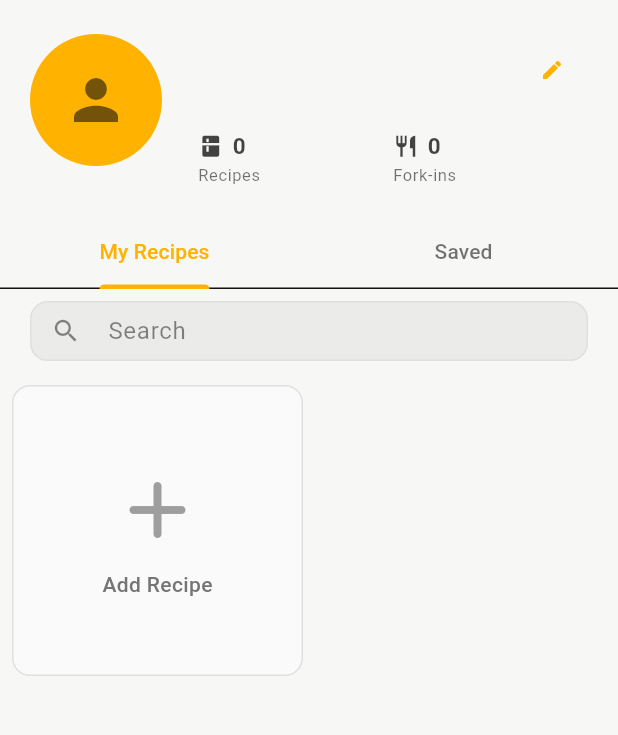
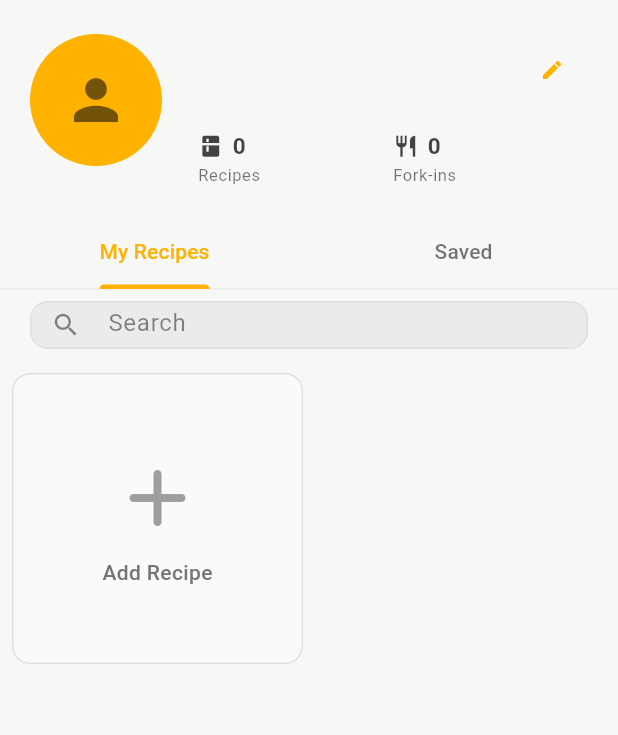
Before and after one commit to badriannp/forking-food, a Flutter app: the ProfileScreen screen opened directly, on a phone screen of 412 x 824 dp, the part 80-815 px from its top. Run offline on Flutter 3.47's test engine with Material 3 defaults, Android fonts, the phone set to English and light mode, and no system bars; our stand-ins replace cloud_firestore, firebase_auth, firebase_core, firebase_storage, flutter_card_swiper, flutter_svg and 3 more; missing offline and left inert: flutter_facebook_auth; accounts and stored records are empty; project files that could hold a hidden picture were left out.

Commit message:
refactor: UI updates
UI updates.

```diff
--- a/lib/screens/tabs/discover_screen.dart
+++ b/lib/screens/tabs/discover_screen.dart
@@ -274,6 +274,10 @@ class _DiscoverScreenState extends State<DiscoverScreen> with SingleTickerProvid
             unselectedLabelColor: Theme.of(context).colorScheme.onSurface.withAlpha(150),
             indicatorColor: Theme.of(context).colorScheme.primary,
             splashFactory: NoSplash.splashFactory,
+            dividerHeight: 0.125,
+            dividerColor: Theme.of(context).colorScheme.onSurface.withAlpha(100),
+            isScrollable: false,
+            indicatorAnimation: TabIndicatorAnimation.elastic,
             tabs: const [
               Tab(text: "Today's Top"),
               Tab(text: 'ForkYou'),
--- a/lib/screens/tabs/profile_screen.dart
+++ b/lib/screens/tabs/profile_screen.dart
@@ -1,3 +1,4 @@
+import 'package:flutter/gestures.dart';
 import 'package:flutter/material.dart';
 import 'package:forking/models/recipe.dart';
 import 'package:forking/widgets/recipe_card.dart';
@@ -522,6 +523,10 @@ class _ProfileScreenState extends State<ProfileScreen> with TickerProviderStateM
                 SliverPersistentHeader(
                   delegate: _SliverAppBarDelegate(
                     TabBar(
+                      indicatorAnimation: TabIndicatorAnimation.elastic,
+                      dividerHeight: 0.125,
+                      dividerColor: Theme.of(context).colorScheme.onSurface.withAlpha(100),
+                      isScrollable: false,
                     controller: _tabController,
                       labelColor: Theme.of(context).colorScheme.primary,
                     unselectedLabelColor: Theme.of(context).colorScheme.onSurface.withAlpha(150),
@@ -760,7 +765,7 @@ class _ProfileScreenState extends State<ProfileScreen> with TickerProviderStateM
   Widget _buildSearchBar() {
     return Container(
       margin: const EdgeInsets.symmetric(horizontal: 20, vertical: 8),
-      height: 40,
+      height: 32,
       child: TextField(
         controller: _searchController,
         onChanged: (value) {
@@ -789,10 +794,7 @@ class _ProfileScreenState extends State<ProfileScreen> with TickerProviderStateM
                   },
                 )
               : null,
-          border: OutlineInputBorder(
-            borderRadius: BorderRadius.circular(12),
-            borderSide: BorderSide.none,
-          ),
+          border: InputBorder.none,
           filled: true,
           fillColor: Theme.of(context).colorScheme.onSurface.withOpacity(0.05),
           contentPadding: const EdgeInsets.symmetric(horizontal: 4, vertical: 6),
```
Also changed, not shown: lib/screens/tabs/home_screen.dart (+6 -4 lines).
